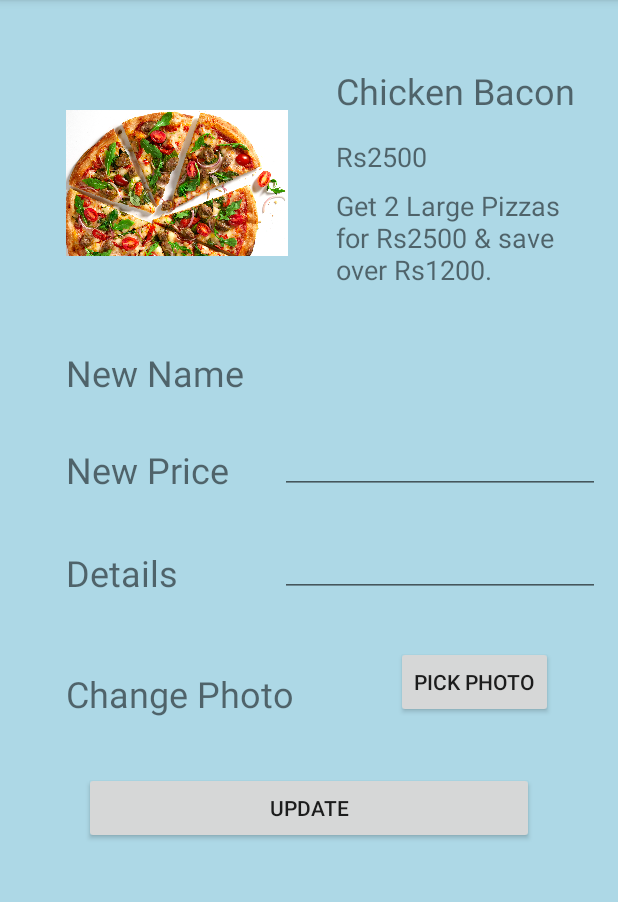
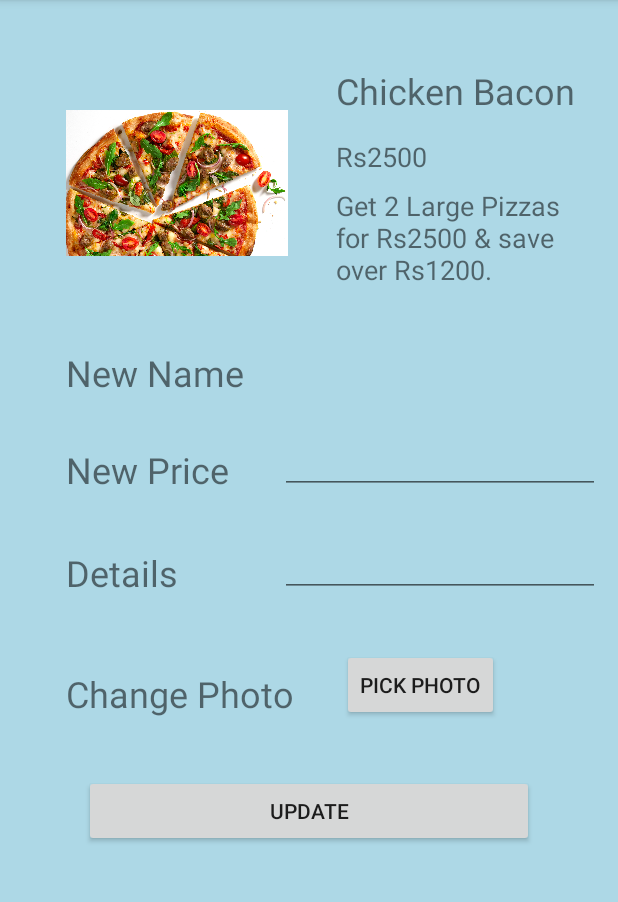
Before and after one commit to kavindu97/AmanRestaurant, an Android app: the Admin_EditPramotionItem screen opened directly, with no data from a screen before it, on a phone screen of 412 x 824 dp, the part 84-986 px from its top. Run offline under Robolectric (Android 15) with nearby library versions, the phone set to English and light mode, and no system bars.

Commit message:
Revert "commit 2"
This reverts commit cfd43a9b

```diff
--- a/app/src/main/res/layout/activity_admin__edit_pramotion_item.xml
+++ b/app/src/main/res/layout/activity_admin__edit_pramotion_item.xml
@@ -144,14 +144,13 @@
         android:id="@+id/button3"
         android:layout_width="wrap_content"
         android:layout_height="wrap_content"
-        android:layout_marginStart="68dp"
-        android:layout_marginLeft="68dp"
+        android:layout_marginStart="32dp"
+        android:layout_marginLeft="32dp"
         android:layout_marginTop="36dp"
         android:text="@string/pick_photo"
         app:layout_constraintBottom_toBottomOf="@+id/textView12"
         app:layout_constraintStart_toEndOf="@+id/textView12"
-        app:layout_constraintTop_toBottomOf="@+id/editText7"
-        app:layout_constraintVertical_bias="1.0" />
+        app:layout_constraintTop_toBottomOf="@+id/editText7" />
 
     <Button
         android:id="@+id/button4"
```
